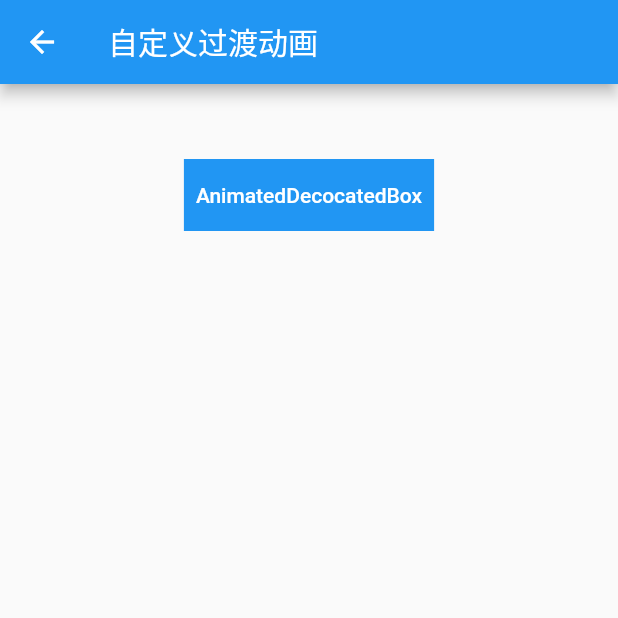
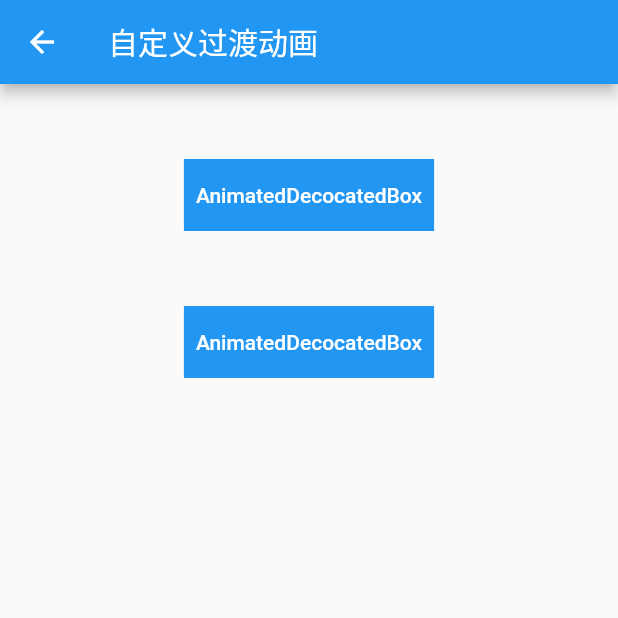
Before and after one commit to Akatsukishen/flutter_in_action_v2, a Flutter app: the screen it shows after launch, after a tap on "自定义过渡动画组件", on a phone screen of 412 x 824 dp, the top half of it. Run offline on Flutter 3.47's test engine with Material 2 defaults, Android fonts, the phone set to English and light mode, and no system bars.

Commit message:
feat:隐式动画组件

```diff
--- a/lib/ch09/animated_decorated_box_page.dart
+++ b/lib/ch09/animated_decorated_box_page.dart
@@ -10,7 +10,7 @@ class AnimatedDecoratedBoxPage extends StatefulWidget {
 
 class _AnimatedDecoratedBoxPageState extends State<AnimatedDecoratedBoxPage> {
   Color _decorationColor = Colors.blue;
-  var duration = const Duration(seconds: 1);
+  var duration = const Duration(seconds: 3);
 
   @override
   Widget build(BuildContext context) {
@@ -19,20 +19,19 @@ class _AnimatedDecoratedBoxPageState extends State<AnimatedDecoratedBoxPage> {
         title: const Text('自定义过渡动画'),
       ),
       body: Column(
+        crossAxisAlignment: CrossAxisAlignment.center,
         children: [
           const SizedBox(
+            width: double.infinity,
             height: 50,
           ),
-          Align(
-            alignment: Alignment.topCenter,
-            child: AnimatedDecocatedBox(
+          AnimatedDecocatedBox(
             duration: duration,
             decoration: BoxDecoration(color: _decorationColor),
             child: TextButton(
               onPressed: () {
                 setState(() {
-                    _decorationColor = Colors.red;
-                    // _decorationColor = Colors.blue != _decorationColor ? Colors.blue : Colors.red;
+                  _decorationColor = Colors.blue != _decorationColor ? Colors.blue : Colors.red;
                 });
               },
               child: const Text(
@@ -41,11 +40,78 @@ class _AnimatedDecoratedBoxPageState extends State<AnimatedDecoratedBoxPage> {
               ),
             ),
           ),
+          const SizedBox(
+            height: 50,
+          ),
+          ImplicitlyAnimatedDecoratedBox(
+            decoration: BoxDecoration(color: _decorationColor),
+            duration: duration,
+            child: TextButton(
+              onPressed: () {
+                setState(() {
+                  _decorationColor = Colors.blue != _decorationColor
+                      ? Colors.blue
+                      : Colors.red;
+                });
+              },
+              child: const Text(
+                'AnimatedDecocatedBox',
+                style: TextStyle(color: Colors.white),
+              ),
+            ),
           )
         ],
       ),
     );
   }
+}
+
+/// 隐式动画组件
+/// 组件继承ImpliclityAniamtedWidget
+/// State继承AnimatedWidgetBaseState,AnimatedWidgetBaseState继承自ImplicitlyAnimatedWidgetState
+class ImplicitlyAnimatedDecoratedBox extends ImplicitlyAnimatedWidget {
+  const ImplicitlyAnimatedDecoratedBox(
+      {super.key,
+      required this.decoration,
+      required this.child,
+      super.curve = Curves.linear,
+      required super.duration});
+
+  final Decoration decoration;
+  final Widget child;
+
+  @override
+  ImplicitlyAnimatedWidgetState<ImplicitlyAnimatedWidget> createState() {
+    return _ImplicitlyAnimatedDecoratedBoxState();
+  }
+}
+
+// AnimatedWidgetBaseState 继承自 ImplicitlyAnimatedWidgetState
+class _ImplicitlyAnimatedDecoratedBoxState
+    extends AnimatedWidgetBaseState<ImplicitlyAnimatedDecoratedBox> {
+
+  DecorationTween? _decoration;
+
+  @override
+  Widget build(BuildContext context) {
+    if (_decoration == null) {
+      return const SizedBox();
+    }
+    return DecoratedBox(
+      decoration: _decoration!.evaluate(animation),
+      child: widget.child,
+    );
+  }
+
+  @override
+  void forEachTween(TweenVisitor<dynamic> visitor) {
+    _decoration = visitor(
+      _decoration, //当前的tween，第一次调用为null
+      widget.decoration, //终止状态
+      (value) => DecorationTween(begin: value), //Tween构造器，在上述三种情况下会被调用以更新tween
+    ) as DecorationTween;
+  }
+
 }
 
 /// 自定义装饰过渡动画
```
Lines whose indentation alone changed are shown as unchanged.
